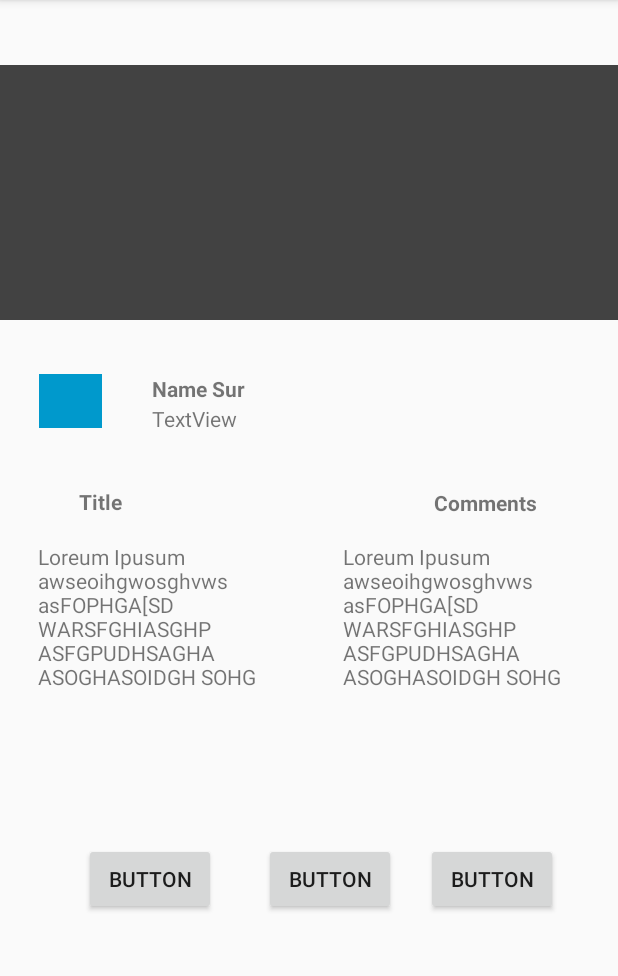
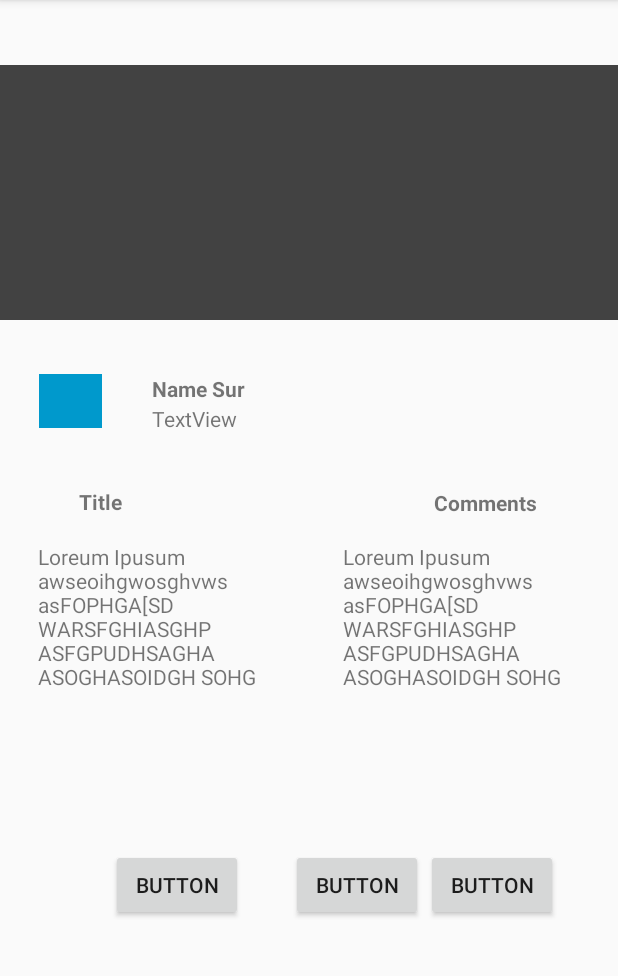
Before and after one commit to kumar245/GIt-Rebase, an Android app: the screen it shows after launch (MainActivity), on a phone screen of 412 x 824 dp, the part 84-1060 px from its top. Run offline under Robolectric (Android 15) with nearby library versions, the phone set to English and light mode, and no system bars.

Commit message:
Second Commit

```diff
--- a/app/src/main/res/layout/activity_main.xml
+++ b/app/src/main/res/layout/activity_main.xml
@@ -128,8 +128,8 @@
         android:id="@+id/button9"
         android:layout_width="wrap_content"
         android:layout_height="wrap_content"
-        android:layout_marginBottom="16dp"
-        android:layout_marginEnd="20dp"
+        android:layout_marginBottom="6dp"
+        android:layout_marginEnd="2dp"
         android:layout_marginRight="20dp"
         android:layout_marginTop="8dp"
         android:text="Button"
```
